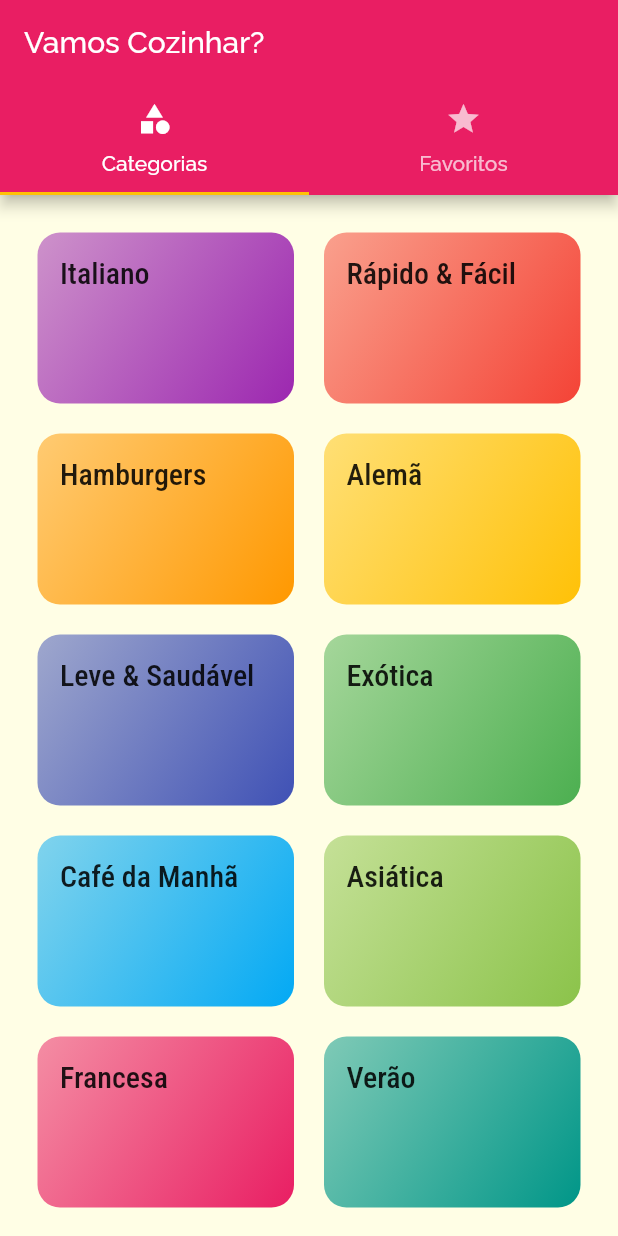
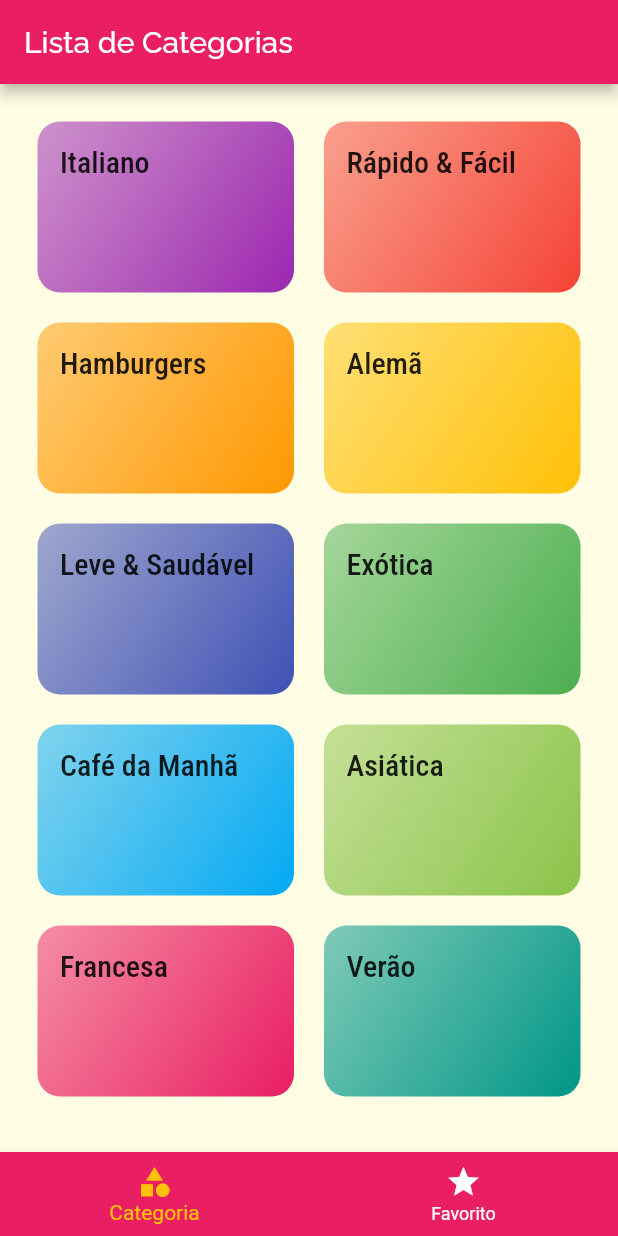
Before and after one commit to Rodrigoo-Oliveira/AppRefeicoes, a Flutter app: the screen it shows after launch, on a phone screen of 412 x 824 dp. Run offline on Flutter 3.47's test engine with Material 2 defaults, Android fonts, the phone set to English and light mode, and no system bars.

Commit message:
Criando componentes de navegacao

```diff
--- a/lib/screens/tabs_screen.dart
+++ b/lib/screens/tabs_screen.dart
@@ -6,33 +6,50 @@ import 'categories_meals_screen.dart';
 import 'favorite_screen.dart';
 
 
-class TabsScreen extends StatelessWidget {
+class TabsScreen extends StatefulWidget {
+  @override
+  _TabsScreenState createState() => _TabsScreenState();
+}
+
+class _TabsScreenState extends State<TabsScreen> {
+
+  int _selectScreenIndex = 0;
+  final List<Map<String, dynamic>> _screens = [
+    {'title': 'Lista de Categorias', 'screen': CategoriesScreen()},
+    {'title': 'Meus Favoritos', 'screen': FavoriteScreen()},
+  ];
+
+  _selectScreen(int index) {
+    setState(() {
+      _selectScreenIndex = index;
+    });
+  }
+
   @override
   Widget build(BuildContext context) {
-    return DefaultTabController(
-      length: 2,
-      child: Scaffold(
-        appBar: AppBar(
-          title: Text('Vamos Cozinhar?'),
-          bottom: TabBar(
-            tabs: [
-              Tab(
-                icon: Icon(Icons.category),
-                text: 'Categorias',
-              ),
-              Tab(
-                icon: Icon(Icons.star),
-                text: 'Favoritos',
-              ),
-            ],
+    return Scaffold(
+      appBar: AppBar(
+        title: Text(
+          _screens [_selectScreenIndex] ['title'],
+        ),
+      ),
+      body: _screens [_selectScreenIndex] ['screen'],
+      bottomNavigationBar: BottomNavigationBar(
+        onTap: _selectScreen,
+        backgroundColor: Theme.of(context).primaryColor,
+        unselectedItemColor: Colors.white,
+        selectedItemColor: Theme.of(context).accentColor,
+        currentIndex: _selectScreenIndex,
+        items: [
+          BottomNavigationBarItem(
+            icon: Icon(Icons.category),
+            title: Text('Categoria')
           ),
-        ),
-        body: TabBarView(
-          children: [
-            CategoriesScreen(),
-            FavoriteScreen(),
-          ],
-        ),
+          BottomNavigationBarItem(
+            icon: Icon(Icons.star),
+            title: Text('Favorito')
+          ),
+        ],
       ),
     );
   }
```
